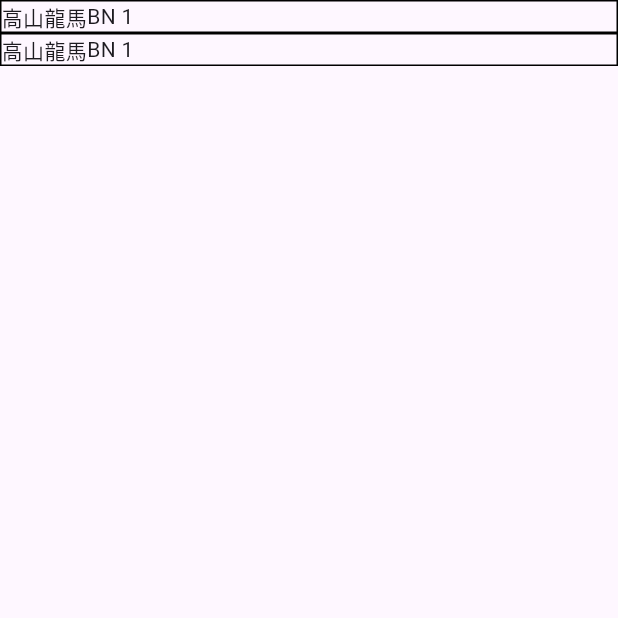
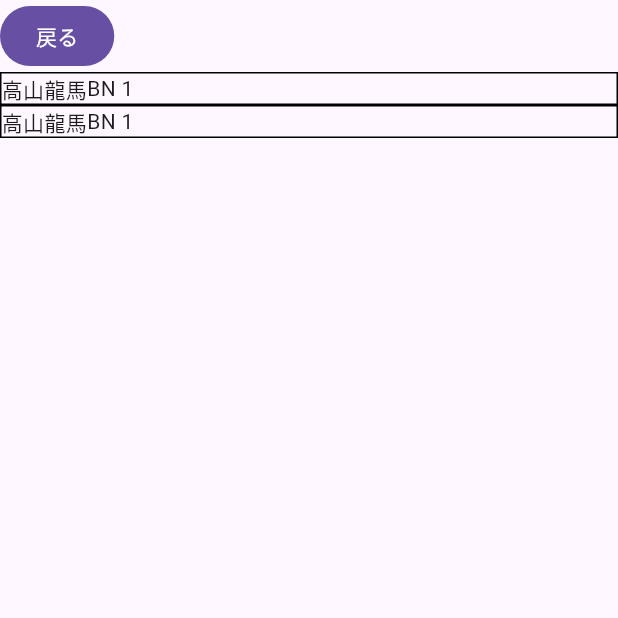
Before and after one commit to ryomar-kappa/adit, a Flutter app: the screen it shows after launch, after a tap on "会員一覧画面へ", on a phone screen of 412 x 824 dp, the top half of it. Run offline on Flutter 3.47's test engine with Material 3 defaults, Android fonts, the phone set to English and light mode, and no system bars; our stand-ins replace auto_route.

Commit message:
会員一覧画面から戻る

```diff
--- a/lib/screen/member_list/member_list_view.dart
+++ b/lib/screen/member_list/member_list_view.dart
@@ -10,10 +10,23 @@ class MemberListView extends StatelessWidget {
   @override
   Widget build(BuildContext context) {
     return Scaffold(
-      body: SingleChildScrollView(
-        child: Column(
-          children: [for (final member in memberList) _memberRow(member)],
-        ),
+      body: Column(
+        children: [
+          Row(
+            children: [
+              FilledButton(
+                  onPressed: () => AutoRouter.of(context).maybePop(),
+                  child: const Text('戻る'))
+            ],
+          ),
+          Expanded(
+            child: SingleChildScrollView(
+              child: Column(
+                children: [for (final member in memberList) _memberRow(member)],
+              ),
+            ),
+          ),
+        ],
       ),
     );
   }
```
